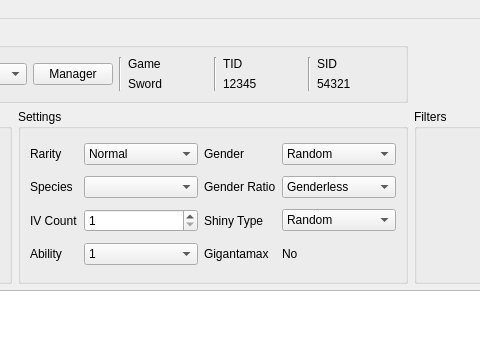
Qt form Forms/MainWindow.ui (Admiral-Fish/RaidFinder) before a commit; both pictures show x 192 to 672 and y 0 to 364 of the 1200 by 600 pixel window.
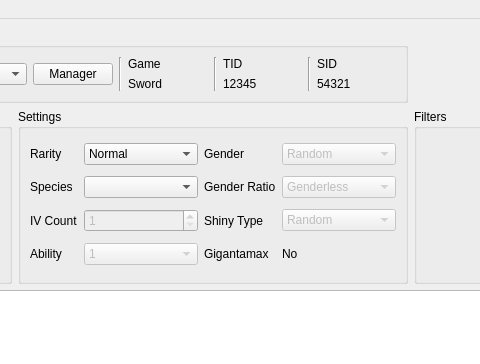
The same form after that commit. Custom widgets are drawn as their Qt base class.

Commit message:
Disable controls
Idk how this slipped by me

Diff of the .ui file:
```diff
--- a/Forms/MainWindow.ui
+++ b/Forms/MainWindow.ui
@@ -126,6 +126,9 @@
       <layout class="QGridLayout" name="gridLayout_3">
        <item row="3" column="1">
         <widget class="QComboBox" name="comboBoxAbilityType">
+         <property name="enabled">
+          <bool>false</bool>
+         </property>
          <item>
           <property name="text">
            <string notr="true">1</string>
@@ -155,6 +158,9 @@
        </item>
        <item row="2" column="3">
         <widget class="QComboBox" name="comboBoxShinyType">
+         <property name="enabled">
+          <bool>false</bool>
+         </property>
          <item>
           <property name="text">
            <string>Random</string>
@@ -208,6 +214,9 @@
        </item>
        <item row="1" column="3">
         <widget class="QComboBox" name="comboBoxGenderRatio">
+         <property name="enabled">
+          <bool>false</bool>
+         </property>
          <item>
           <property name="text">
            <string>Genderless</string>
@@ -289,6 +298,9 @@
        </item>
        <item row="2" column="1">
         <widget class="QSpinBox" name="spinBoxIVCount">
+         <property name="enabled">
+          <bool>false</bool>
+         </property>
          <property name="minimum">
           <number>1</number>
          </property>
@@ -312,6 +324,9 @@
        </item>
        <item row="0" column="3">
         <widget class="QComboBox" name="comboBoxGenderType">
+         <property name="enabled">
+          <bool>false</bool>
+         </property>
          <item>
           <property name="text">
            <string>Random</string>
```
Left out of the diff: 6 changed lines with no effect on the pictures.
